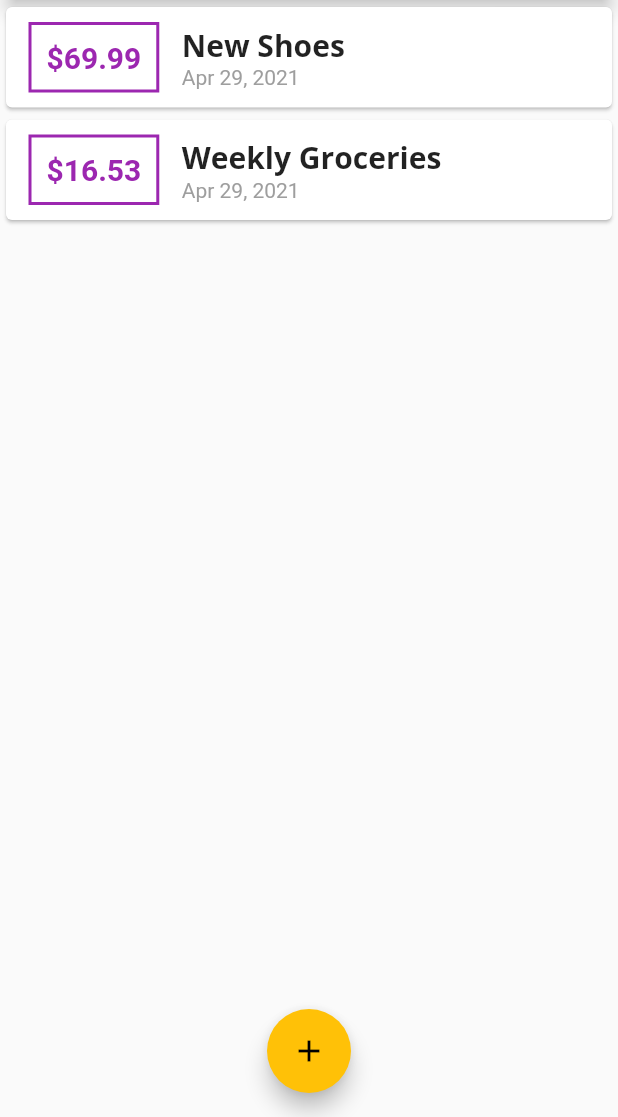
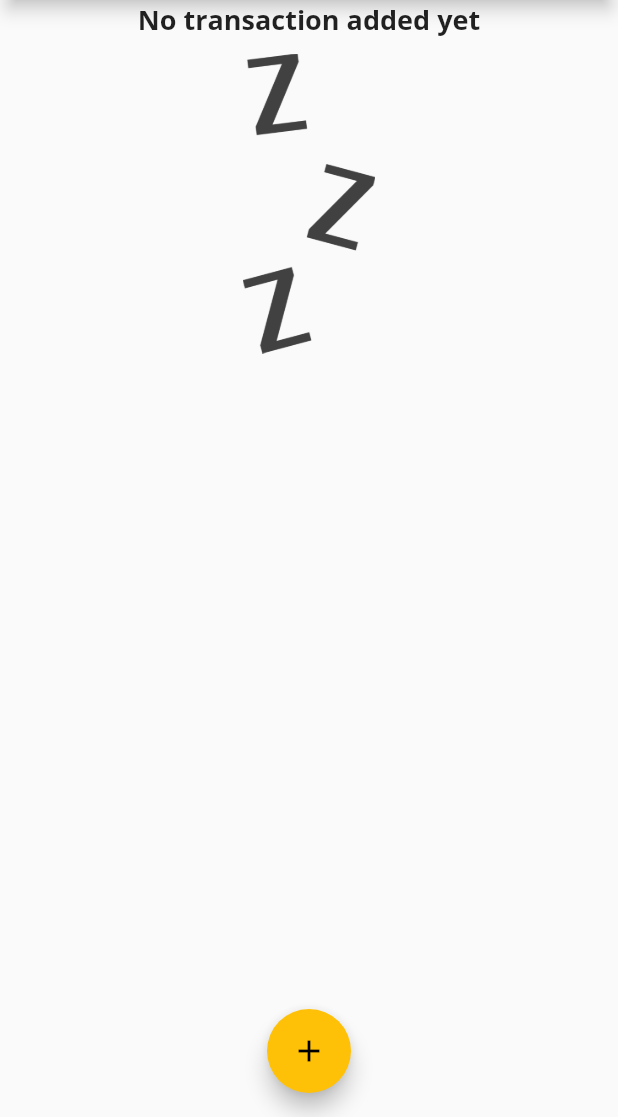
Before and after one commit to xFlappy/expenses_app, a Flutter app: the screen it shows after launch, on a phone screen of 412 x 824 dp, the part 119-1236 px from its top. Run offline on Flutter 3.47's test engine with Material 2 defaults, Android fonts, the phone set to English and light mode, and no system bars.

Commit message:
Corretto l'errore con la copia del corso

```diff
--- a/lib/main.dart
+++ b/lib/main.dart
@@ -1,9 +1,7 @@
-import 'dart:ffi';
+import 'package:flutter/material.dart';
 
-import 'package:expenses_app/widgets/new_transaction.dart';
-import 'package:expenses_app/widgets/transaction_list.dart';
-import 'package:flutter/gestures.dart';
-import 'package:flutter/material.dart';
+import './widgets/new_transaction.dart';
+import './widgets/transaction_list.dart';
 import './models/transaction.dart';
 
 void main() => runApp(MyApp());
@@ -16,18 +14,18 @@ class MyApp extends StatelessWidget {
       theme: ThemeData(
           primarySwatch: Colors.purple,
           accentColor: Colors.amber,
-          fontFamily: "Quicksand",
+          fontFamily: 'Quicksand',
           textTheme: ThemeData.light().textTheme.copyWith(
                 title: TextStyle(
-                  fontFamily: "OpenSans",
+                  fontFamily: 'OpenSans',
                   fontWeight: FontWeight.bold,
-                  fontSize: 20,
+                  fontSize: 18,
                 ),
               ),
           appBarTheme: AppBarTheme(
             textTheme: ThemeData.light().textTheme.copyWith(
                   title: TextStyle(
-                    fontFamily: "OpenSans",
+                    fontFamily: 'OpenSans',
                     fontSize: 20,
                     fontWeight: FontWeight.bold,
                   ),
@@ -39,35 +37,39 @@ class MyApp extends StatelessWidget {
 }
 
 class MyHomePage extends StatefulWidget {
-  //String titleInput;
-  //String amountInput;
+  // String titleInput;
+  // String amountInput;
   @override
   _MyHomePageState createState() => _MyHomePageState();
 }
 
 class _MyHomePageState extends State<MyHomePage> {
   final List<Transaction> _userTransactions = [
-    Transaction(
-      id: "t1",
-      title: "New Shoes",
-      amount: 69.99,
-      date: DateTime.now(),
-    ),
-    Transaction(
-      id: "t2",
-      title: "Weekly Groceries",
-      amount: 16.53,
-      date: DateTime.now(),
-    ),
+    // Transaction(
+    //   id: 't1',
+    //   title: 'New Shoes',
+    //   amount: 69.99,
+    //   date: DateTime.now(),
+    // ),
+    // Transaction(
+    //   id: 't2',
+    //   title: 'Weekly Groceries',
+    //   amount: 16.53,
+    //   date: DateTime.now(),
+    // ),
   ];
 
   void _addNewTransaction(String txTitle, double txAmount) {
     final newTx = Transaction(
-      id: DateTime.now().toString(),
       title: txTitle,
       amount: txAmount,
       date: DateTime.now(),
+      id: DateTime.now().toString(),
     );
+
+    setState(() {
+      _userTransactions.add(newTx);
+    });
   }
 
   void _startAddNewTransaction(BuildContext ctx) {
@@ -75,11 +77,12 @@ class _MyHomePageState extends State<MyHomePage> {
       context: ctx,
       builder: (_) {
         return GestureDetector(
+          onTap: () {},
           child: NewTransaction(_addNewTransaction),
-            onTap: () {},
           behavior: HitTestBehavior.opaque,
         );
-        });
+      },
+    );
   }
 
   @override
@@ -89,11 +92,11 @@ class _MyHomePageState extends State<MyHomePage> {
         title: Text(
           'Personal Expenses',
         ),
-        actions: [
+        actions: <Widget>[
           IconButton(
             icon: Icon(Icons.add),
             onPressed: () => _startAddNewTransaction(context),
-          )
+          ),
         ],
       ),
       body: SingleChildScrollView(
--- a/lib/models/transaction.dart
+++ b/lib/models/transaction.dart
@@ -6,9 +6,10 @@ class Transaction {
   final double amount;
   final DateTime date;
 
-  Transaction(
-      {@required this.id,
-      @required this.title,
-      @required this.amount,
-      @required this.date});
+  Transaction({
+    @required this.id,
+    @required this.title,
+    @required this.amount,
+    @required this.date,
+  });
 }
--- a/lib/widgets/transaction_list.dart
+++ b/lib/widgets/transaction_list.dart
@@ -12,7 +12,26 @@ class TransactionList extends StatelessWidget {
   Widget build(BuildContext context) {
     return Container(
       height: 300,
-      child: ListView.builder(
+      child: transactions.isEmpty
+          ? Column(
+              children: <Widget>[
+                Text(
+                  "No transaction added yet",
+                  style: Theme.of(context).textTheme.title,
+                ),
+                SizedBox(
+                  height: 10,
+                ),
+                Container(
+                  height: 200,
+                  child: Image.asset(
+                    'assets/images/waiting.png',
+                    fit: BoxFit.cover,
+                  ),
+                ),
+              ],
+            )
+          : ListView.builder(
               itemBuilder: (ctx, index) {
                 return Card(
                   child: Row(
--- a/pubspec.yaml
+++ b/pubspec.yaml
@@ -46,7 +46,8 @@ flutter:
   uses-material-design: true
 
   # To add assets to your application, add an assets section, like this:
-  # assets:
+  assets:
+   - assets/images/waiting.png
   #   - images/a_dot_burr.jpeg
   #   - images/a_dot_ham.jpeg
 
```
Also changed, not shown: assets/images/waiting.png (added). Lines whose indentation alone changed are shown as unchanged.
